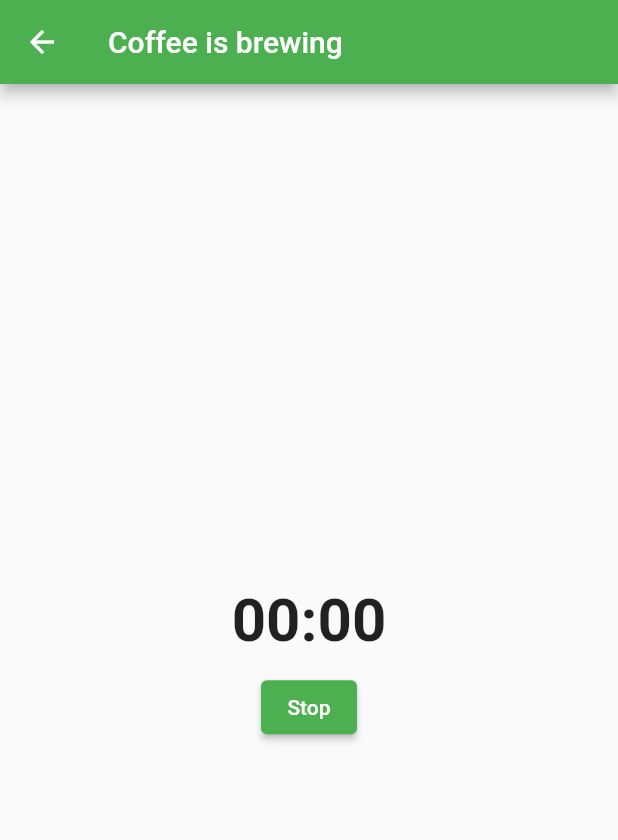
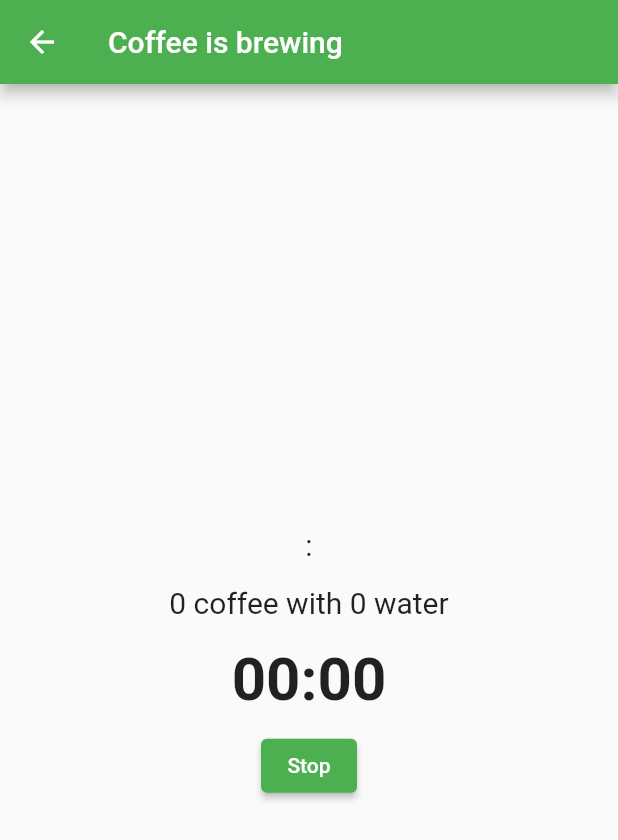
Before and after one commit to HawkiesZA/coffee-journal, a Flutter app: the BrewInProgress screen opened directly with empty values, on a phone screen of 412 x 824 dp. Shown: the top 840 px of the screen. Run offline on Flutter 3.47's test engine with Material 2 defaults, Android fonts, the phone set to English and light mode, and no system bars; our stand-ins replace cloud_firestore, firebase_auth, firebase_core, firebase_crashlytics, flutter_rating_bar, google_sign_in and 4 more; accounts and stored records are empty; generated files the repository leaves out were written again; network calls fail.

Commit message:
Add more detail on brew_in_progress screen

```diff
--- a/lib/brew_in_progress.dart
+++ b/lib/brew_in_progress.dart
@@ -56,6 +56,24 @@ class _BrewInProgressState extends State<BrewInProgress> {
                   mainAxisAlignment: MainAxisAlignment.center,
                   crossAxisAlignment: CrossAxisAlignment.center,
                   children: <Widget>[
+                    Padding(
+                      padding: const EdgeInsets.all(8),
+                      child: Text(
+                        "${args.roaster} : ${args.blend}",
+                        style: const TextStyle(
+                          fontSize: 20,
+                        ),
+                      ),
+                    ),
+                    Padding(
+                      padding: const EdgeInsets.all(8),
+                      child: Text(
+                        "${args.dose}${args.doseMeasurement} coffee with ${args.water}${args.waterMeasurement} water",
+                        style: const TextStyle(
+                          fontSize: 20,
+                        ),
+                      ),
+                    ),
                     if (snapshot.hasData)
                       Padding(
                         padding: const EdgeInsets.all(8),
```
